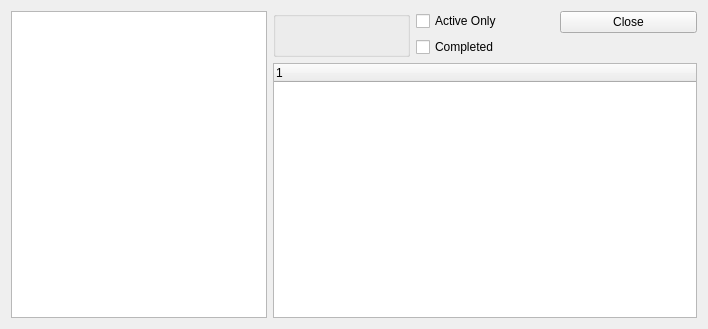
Before: the Qt Designer form xtuple/trunk/guiclient/todoListCalendar.ui in WooodHead/xtuple, drawn with Qt 5.
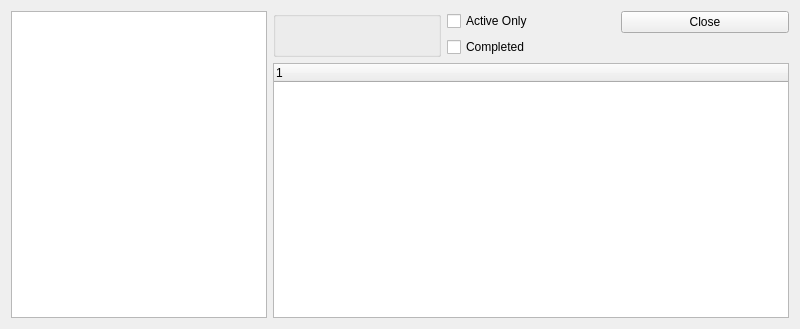
After: the same form once the commit is applied. Custom widgets are drawn as their Qt base class.

The edit to the form file:
```diff
--- a/xtuple/trunk/guiclient/todoListCalendar.ui
+++ b/xtuple/trunk/guiclient/todoListCalendar.ui
@@ -13,7 +13,7 @@
    <rect>
     <x>0</x>
     <y>0</y>
-    <width>708</width>
+    <width>800</width>
     <height>329</height>
    </rect>
   </property>
```
Left out of the diff: 5 changed lines with no effect on the pictures.
